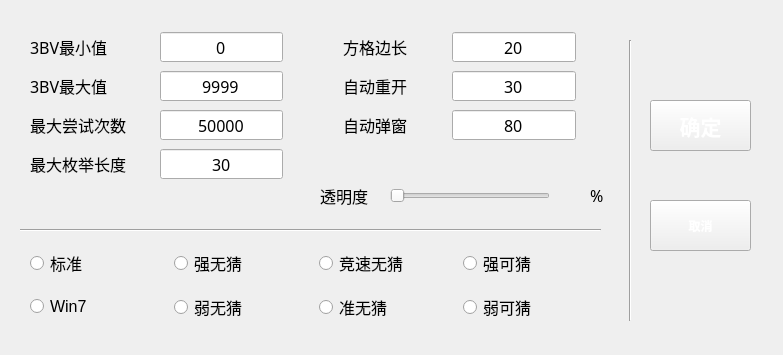
This is uiFiles/ui_gs.ui in eee555/Solvable-Minesweeper as Qt 5 draws it before an edit. The edited form follows.
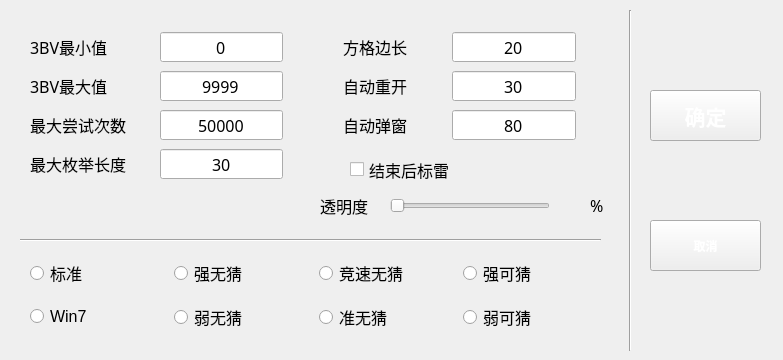
This is the edited form. Icons and pictures are not drawn.

Diff of the .ui file:
```diff
--- a/uiFiles/ui_gs.ui
+++ b/uiFiles/ui_gs.ui
@@ -7,19 +7,19 @@
     <x>0</x>
     <y>0</y>
     <width>783</width>
-    <height>355</height>
+    <height>360</height>
    </rect>
   </property>
   <property name="minimumSize">
    <size>
     <width>783</width>
-    <height>355</height>
+    <height>360</height>
    </size>
   </property>
   <property name="maximumSize">
    <size>
     <width>783</width>
-    <height>355</height>
+    <height>360</height>
    </size>
   </property>
   <property name="mouseTracking">
@@ -36,8 +36,8 @@
    <property name="geometry">
     <rect>
      <x>650</x>
-     <y>100</y>
-     <width>101</width>
+     <y>90</y>
+     <width>111</width>
      <height>51</height>
     </rect>
    </property>
@@ -72,8 +72,8 @@
    <property name="geometry">
     <rect>
      <x>650</x>
-     <y>200</y>
-     <width>101</width>
+     <y>220</y>
+     <width>111</width>
      <height>51</height>
     </rect>
    </property>
@@ -90,9 +90,9 @@
    <property name="geometry">
     <rect>
      <x>620</x>
-     <y>40</y>
+     <y>10</y>
      <width>20</width>
-     <height>281</height>
+     <height>341</height>
     </rect>
    </property>
    <property name="orientation">
@@ -103,7 +103,7 @@
    <property name="geometry">
     <rect>
      <x>20</x>
-     <y>220</y>
+     <y>230</y>
      <width>581</width>
      <height>20</height>
     </rect>
@@ -116,7 +116,7 @@
    <property name="geometry">
     <rect>
      <x>30</x>
-     <y>240</y>
+     <y>250</y>
      <width>571</width>
      <height>91</height>
     </rect>
@@ -232,7 +232,7 @@
    <property name="geometry">
     <rect>
      <x>390</x>
-     <y>185</y>
+     <y>195</y>
      <width>160</width>
      <height>22</height>
     </rect>
@@ -251,7 +251,7 @@
    <property name="geometry">
     <rect>
      <x>320</x>
-     <y>180</y>
+     <y>190</y>
      <width>71</width>
      <height>31</height>
     </rect>
@@ -276,7 +276,7 @@
    <property name="geometry">
     <rect>
      <x>545</x>
-     <y>180</y>
+     <y>190</y>
      <width>41</width>
      <height>31</height>
     </rect>
@@ -307,7 +307,7 @@
    <property name="geometry">
     <rect>
      <x>590</x>
-     <y>180</y>
+     <y>190</y>
      <width>21</width>
      <height>31</height>
     </rect>
@@ -328,7 +328,7 @@
     <bool>false</bool>
    </property>
   </widget>
-  <widget class="QWidget" name="">
+  <widget class="QWidget" name="layoutWidget">
    <property name="geometry">
     <rect>
      <x>30</x>
@@ -570,7 +570,7 @@
     </item>
    </layout>
   </widget>
-  <widget class="QWidget" name="">
+  <widget class="QWidget" name="layoutWidget">
    <property name="geometry">
     <rect>
      <x>340</x>
@@ -792,6 +792,25 @@
     </item>
    </layout>
   </widget>
+  <widget class="QCheckBox" name="checkBox">
+   <property name="geometry">
+    <rect>
+     <x>350</x>
+     <y>160</y>
+     <width>151</width>
+     <height>19</height>
+    </rect>
+   </property>
+   <property name="font">
+    <font>
+     <family>微软雅黑</family>
+     <pointsize>12</pointsize>
+    </font>
+   </property>
+   <property name="text">
+    <string>结束后标雷</string>
+   </property>
+  </widget>
  </widget>
  <resources/>
  <connections>
```
